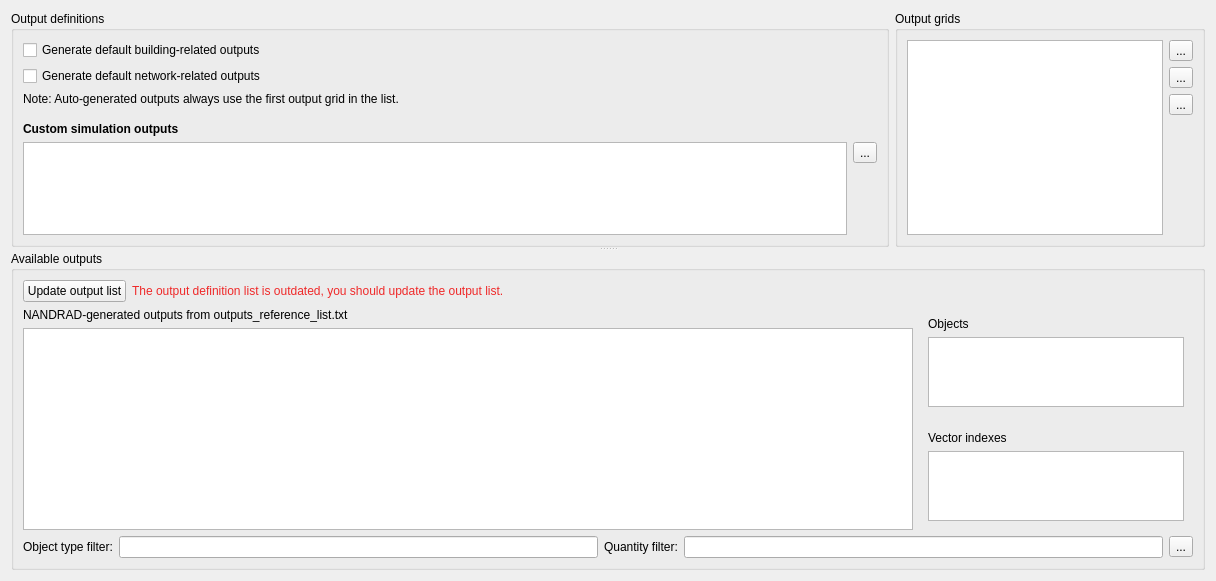
The window that SIM-VICUS/src/SVSimulationOutputOptions.ui (ghorwin/SIM-VICUS) describes before a commit, drawn with Qt 5.
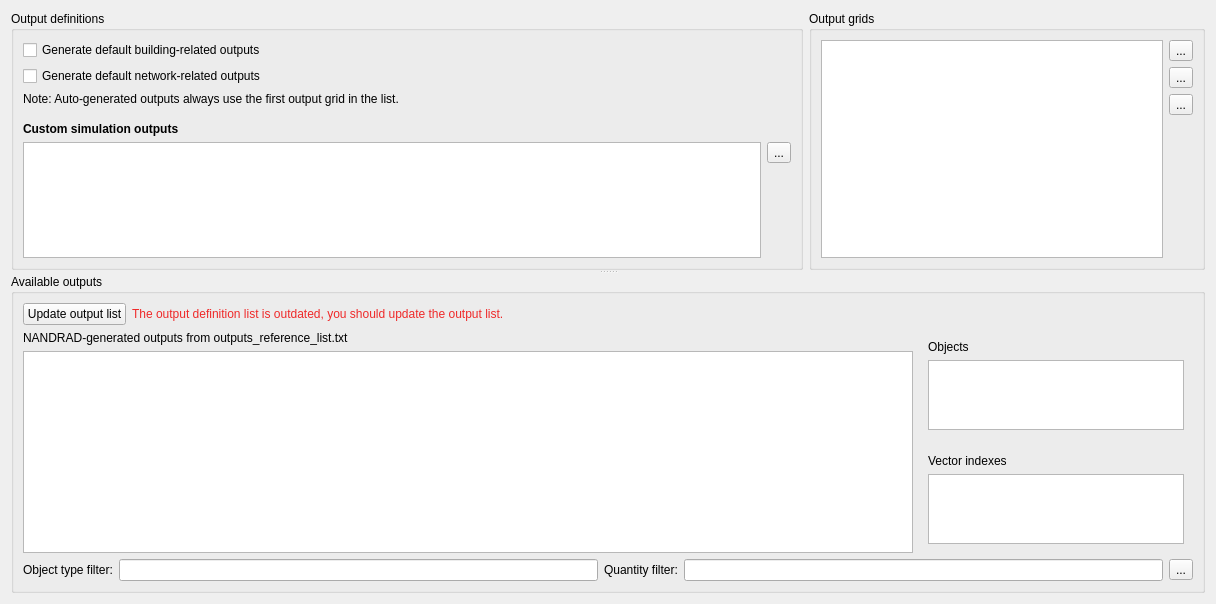
The same window after the commit. Icons and pictures are not drawn.

Diff of the .ui file:
```diff
--- a/SIM-VICUS/src/SVSimulationOutputOptions.ui
+++ b/SIM-VICUS/src/SVSimulationOutputOptions.ui
@@ -7,7 +7,7 @@
     <x>0</x>
     <y>0</y>
     <width>1216</width>
-    <height>581</height>
+    <height>604</height>
    </rect>
   </property>
   <property name="windowTitle">
@@ -20,7 +20,7 @@
       <enum>Qt::Vertical</enum>
      </property>
      <widget class="QWidget" name="layoutWidget">
-      <layout class="QHBoxLayout" name="horizontalLayout_3" stretch="1,0">
+      <layout class="QHBoxLayout" name="horizontalLayout_3" stretch="2,1">
        <item>
         <widget class="QGroupBox" name="groupBox_2">
          <property name="title">
```
